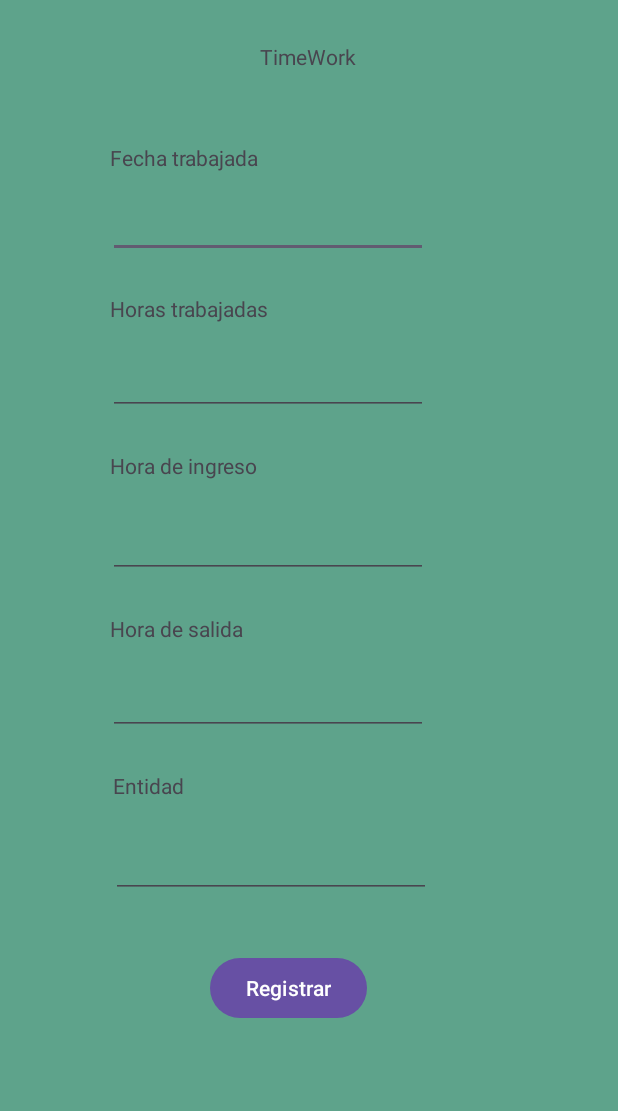
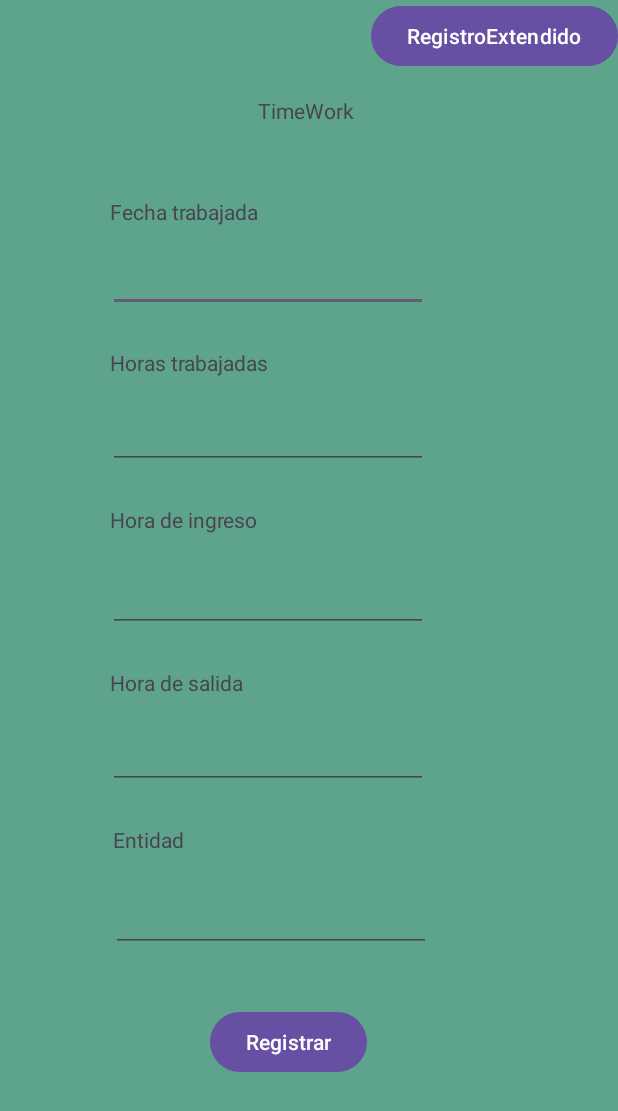
Before and after one commit to LuisCarlosRinconG/Android-Studio, an Android app: the Inicio screen opened directly, with no data from a screen before it, on a phone screen of 412 x 824 dp. Shown: the top 1111 px of the screen. Run offline under Robolectric (Android 15) with nearby library versions, the phone set to English and light mode, and no system bars.

Commit message:
CAmbio de pagina y registro de usuario registrado

```diff
--- a/app/src/main/AndroidManifest.xml
+++ b/app/src/main/AndroidManifest.xml
@@ -12,6 +12,9 @@
         android:supportsRtl="true"
         android:theme="@style/Theme.CronoApp"
         tools:targetApi="31">
+        <activity
+            android:name=".RegistroExtendido"
+            android:exported="false" />
         <activity
             android:name=".Inicio"
             android:exported="false" />
--- a/app/src/main/java/com/example/crono_app/Actividades.java
+++ b/app/src/main/java/com/example/crono_app/Actividades.java
@@ -6,7 +6,7 @@ import android.content.Context;
 import android.database.sqlite.SQLiteDatabase;
 import android.database.sqlite.SQLiteOpenHelper;
 
-public class Actividades {
+public class Actividades extends SQLiteOpenHelper{
 
     private static final String BDD="Trabajo.bd";
     private static final int versionN=1;
--- a/app/src/main/java/com/example/crono_app/Inicio.java
+++ b/app/src/main/java/com/example/crono_app/Inicio.java
@@ -2,21 +2,34 @@ package com.example.crono_app;
 
 import androidx.appcompat.app.AppCompatActivity;
 
+import android.annotation.SuppressLint;
 import android.os.Bundle;
 import android.view.View;
 import android.widget.Button;
 import android.widget.EditText;
 import android.widget.Toast;
+import android.content.Intent;
 
 public class Inicio extends AppCompatActivity {
 
     EditText Fecha,Horas,Ingreso,Salida,Entidad;
     Button Registro;
+    Button RE;
 
+    @SuppressLint("MissingInflatedId")
     @Override
     protected void onCreate(Bundle savedInstanceState) {
         super.onCreate(savedInstanceState);
         setContentView(R.layout.activity_inicio);
+        RE = findViewById(R.id.re);
+
+        RE.setOnClickListener(new View.OnClickListener(){
+            @Override
+            public void onClick(View view){
+                Intent intent = new Intent(Inicio.this, RegistroExtendido.class);
+                startActivity(intent);
+            }
+        });
 
         Fecha = (EditText) findViewById(R.id.fecha);
         Horas = (EditText) findViewById(R.id.horas);
--- a/app/src/main/res/layout/activity_inicio.xml
+++ b/app/src/main/res/layout/activity_inicio.xml
@@ -22,10 +22,10 @@
         android:id="@+id/textView5"
         android:layout_width="wrap_content"
         android:layout_height="wrap_content"
-        android:layout_marginTop="28dp"
+        android:layout_marginTop="64dp"
         android:text="TimeWork"
         app:layout_constraintEnd_toEndOf="parent"
-        app:layout_constraintHorizontal_bias="0.498"
+        app:layout_constraintHorizontal_bias="0.495"
         app:layout_constraintStart_toStartOf="parent"
         app:layout_constraintTop_toTopOf="parent" />
 
@@ -157,4 +157,16 @@
         app:layout_constraintTop_toBottomOf="@+id/entidad"
         app:layout_constraintVertical_bias="0.0" />
 
+    <Button
+        android:id="@+id/re"
+        android:layout_width="wrap_content"
+        android:layout_height="wrap_content"
+        android:text="RegistroExtendido"
+        app:layout_constraintBottom_toBottomOf="parent"
+        app:layout_constraintEnd_toEndOf="parent"
+        app:layout_constraintHorizontal_bias="1.0"
+        app:layout_constraintStart_toEndOf="@+id/textView5"
+        app:layout_constraintTop_toTopOf="parent"
+        app:layout_constraintVertical_bias="0.0" />
+
 </androidx.constraintlayout.widget.ConstraintLayout>
```
Also changed, not shown: app/src/main/java/com/example/crono_app/RegistroExtendido.java (added, +14 -0 lines), app/src/main/res/layout/activity_registro_extendido.xml (added, +29 -0 lines).
